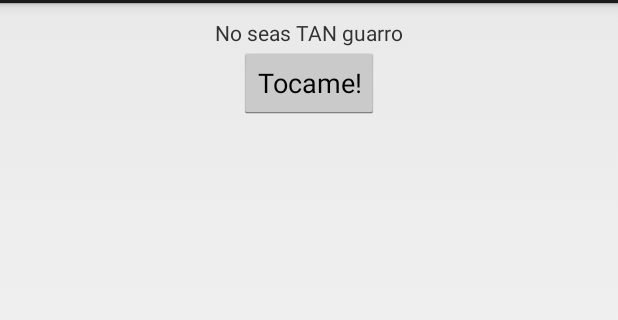
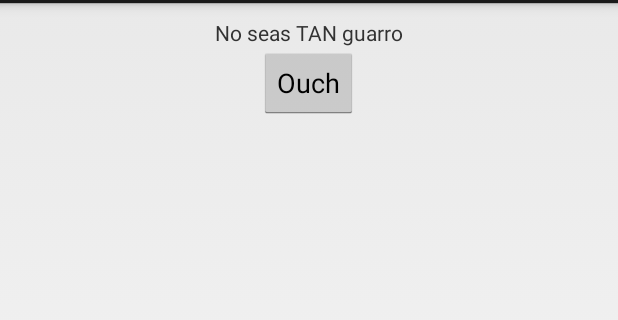
Before and after one commit to ngSliver/AppDosB, an Android app: the screen it shows after launch (MyActivity), in the options menu, after a tap on "Settings", on a phone screen of 412 x 824 dp, the part 69-389 px from its top. Run offline under Robolectric (Android 15) with nearby library versions, the phone set to English and light mode, and no system bars.

Commit message:
Commit numero dos. Ahora con mensaje nuevo y boton.

```diff
--- a/app/src/main/java/com/example/jefes/appdos/MyActivity.java
+++ b/app/src/main/java/com/example/jefes/appdos/MyActivity.java
@@ -4,19 +4,32 @@ import android.app.Activity;
 import android.os.Bundle;
 import android.view.Menu;
 import android.view.MenuItem;
+import android.view.View;
+import android.widget.Button;
 
 
-public class MyActivity extends Activity {
+public class MyActivity extends Activity implements View.OnClickListener {
+    private Button theButton;
 
     @Override
     protected void onCreate(Bundle savedInstanceState) {
         super.onCreate(savedInstanceState);
         setContentView(R.layout.activity_my);
+        theButton = (Button)findViewById(R.id.Tocame);
+        theButton.setOnClickListener(this);
+    }
+
+    public void onClick(View v) {
+        //respond to click
+        if (v.getId() == theButton.getId()) {
+            //the button was clicked
+            theButton.setText("Ouch");
+        }
     }
 
 
     @Override
-    public boolean onCreateOptionsMenu(Menu menu) {
+    public boolean onCreateOptionsMenu(Menu menu){
         // Inflate the menu; this adds items to the action bar if it is present.
         getMenuInflater().inflate(R.menu.my, menu);
         return true;
--- a/app/src/main/res/layout/activity_my.xml
+++ b/app/src/main/res/layout/activity_my.xml
@@ -15,5 +15,6 @@
     <Button
         android:layout_width="wrap_content"
         android:layout_height="wrap_content"
-        android:text="@string/click"/>
+        android:text="@string/click"
+        android:id="@+id/Tocame"/>
 </LinearLayout>
```
